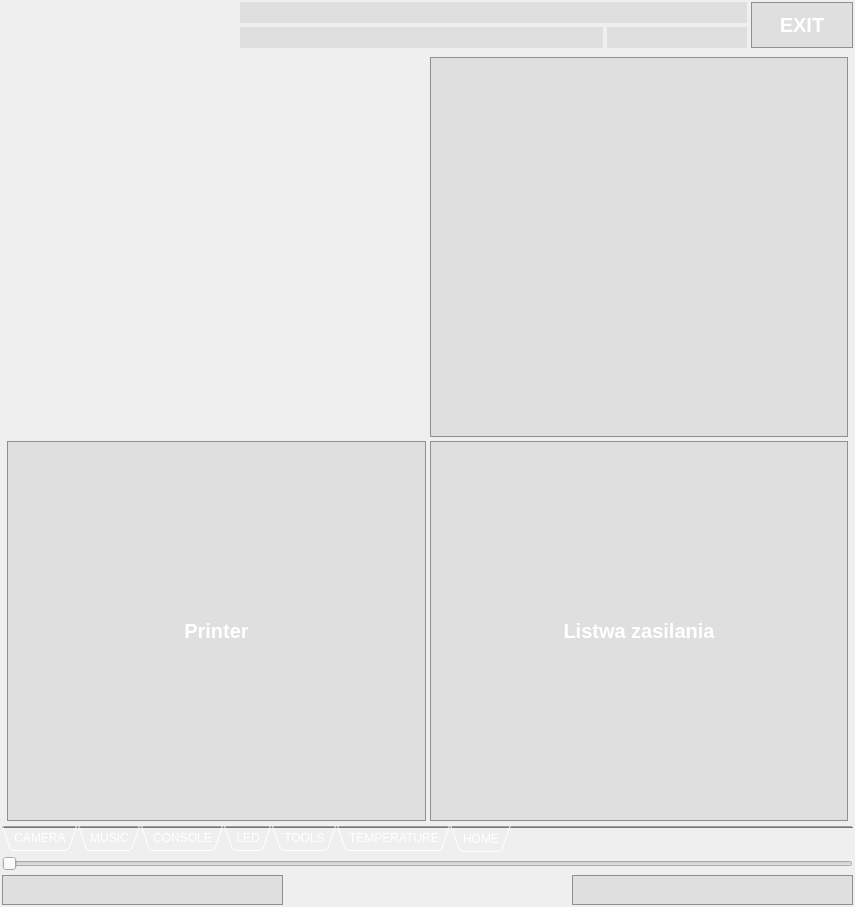
Qt form iDom_Client/idom_client.ui (cyniu88/QT_kurs) before a commit.
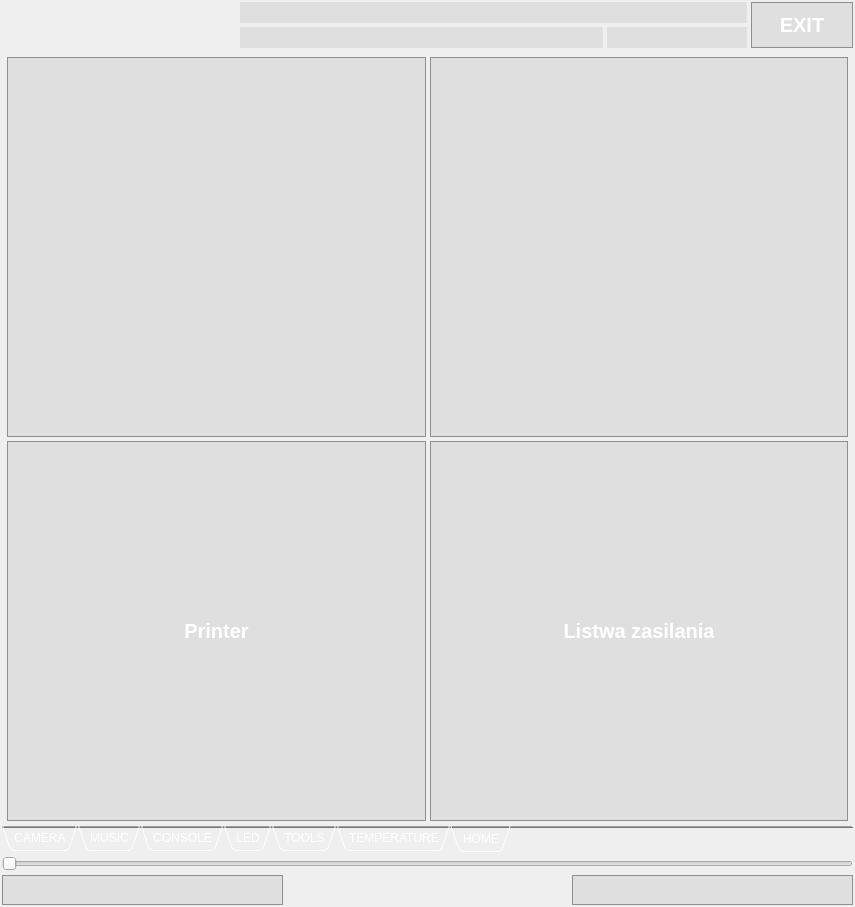
The same form after that commit. The open tabs and pages were chosen to show the change. Icons and pictures are not drawn. Custom widgets are drawn as their Qt base class.

Patch:
```diff
--- a/iDom_Client/idom_client.ui
+++ b/iDom_Client/idom_client.ui
@@ -2856,24 +2856,11 @@
             <rect>
              <x>0</x>
              <y>0</y>
-             <width>817</width>
-             <height>718</height>
+             <width>809</width>
+             <height>679</height>
             </rect>
            </property>
            <layout class="QGridLayout" name="gridLayout_15">
-            <item row="0" column="0">
-             <spacer name="verticalSpacer_2">
-              <property name="orientation">
-               <enum>Qt::Vertical</enum>
-              </property>
-              <property name="sizeHint" stdset="0">
-               <size>
-                <width>20</width>
-                <height>40</height>
-               </size>
-              </property>
-             </spacer>
-            </item>
             <item row="3" column="0">
              <widget class="QToolButton" name="b_printer">
               <property name="sizePolicy">
@@ -3011,6 +2998,46 @@
               </property>
              </widget>
             </item>
+            <item row="0" column="0">
+             <widget class="QToolButton" name="b_fan">
+              <property name="sizePolicy">
+               <sizepolicy hsizetype="Expanding" vsizetype="Expanding">
+                <horstretch>0</horstretch>
+                <verstretch>0</verstretch>
+               </sizepolicy>
+              </property>
+              <property name="styleSheet">
+               <string notr="true">QToolButton {
+background-color: rgb(158, 158, 158,50);
+ border: 1px solid #8f8f91;
+border-radius: 0px;
+color:white;
+ font: bold 20px;
+
+}
+QToolButton:pressed {
+border:none;
+}</string>
+              </property>
+              <property name="text">
+               <string/>
+              </property>
+              <property name="icon">
+               <iconset resource="ikony.qrc">
+                <normaloff>:/new/prefix1/files/svg/fanOFF.svg</normaloff>
+                <normalon>:/new/prefix1/files/svg/fanON.svg</normalon>:/new/prefix1/files/svg/fanOFF.svg</iconset>
+              </property>
+              <property name="iconSize">
+               <size>
+                <width>300</width>
+                <height>300</height>
+               </size>
+              </property>
+              <property name="checkable">
+               <bool>true</bool>
+              </property>
+             </widget>
+            </item>
            </layout>
           </widget>
          </widget>
```
Left out of the diff: 4 changed lines with no effect on the pictures.
